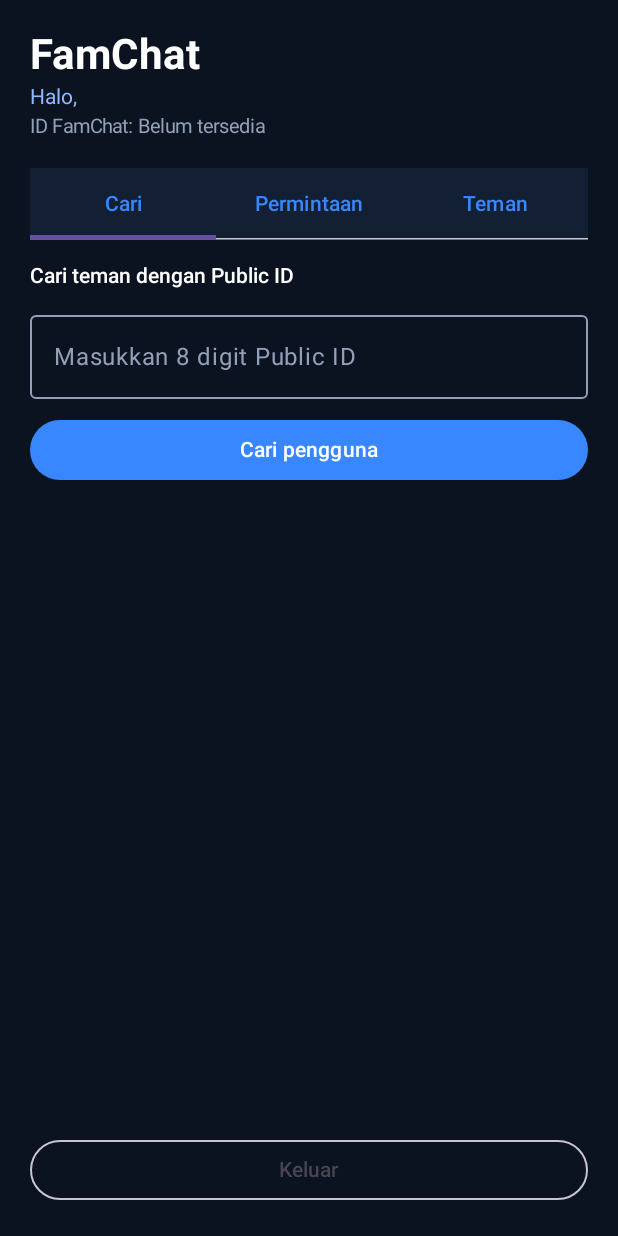
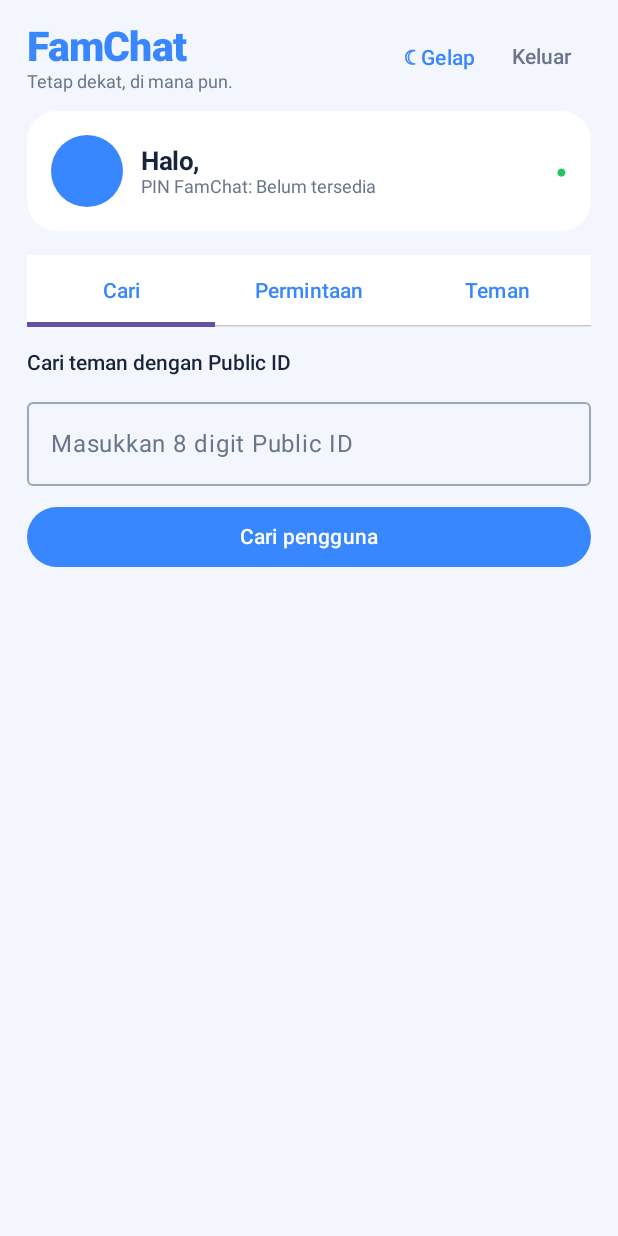
Before and after one commit to avrielbomber-arch/FamChat, an Android app built with Jetpack Compose: the composable FamChatApp shown on its own in the app's theme, on a phone screen of 412 x 824 dp. Run offline under Robolectric (Android 15) with nearby library versions, the phone set to English and light mode, and no system bars; our stand-ins replace Firebase (no records; nobody signed in at launch, a user with empty details on screens opened directly).

Commit message:
Add modern BBM-inspired home and themes
Merge the modern BBM-inspired home screen and persisted light/dark theme support.

```diff
--- a/app/src/main/java/com/famchat/app/MainActivity.kt
+++ b/app/src/main/java/com/famchat/app/MainActivity.kt
@@ -1,6 +1,7 @@
 package com.famchat.app
 
 import android.os.Bundle
+import android.content.Context
 import androidx.activity.ComponentActivity
 import androidx.activity.compose.setContent
 import androidx.compose.foundation.background
@@ -17,6 +18,8 @@ import androidx.compose.material.icons.filled.Mail
 import androidx.compose.material.icons.filled.Person
 import androidx.compose.material3.*
 import androidx.compose.runtime.*
+import androidx.compose.runtime.saveable.rememberSaveable
+import androidx.compose.ui.platform.LocalContext
 import androidx.compose.ui.Alignment
 import androidx.compose.ui.Modifier
 import androidx.compose.ui.graphics.Color
@@ -40,12 +43,20 @@ private val Muted = Color(0xFF91A0B7)
 class MainActivity : ComponentActivity() {
     override fun onCreate(savedInstanceState: Bundle?) {
         super.onCreate(savedInstanceState)
-        setContent { MaterialTheme { FamChatApp() } }
+        setContent {
+            val context = LocalContext.current
+            val prefs = remember { context.getSharedPreferences("famchat_settings", Context.MODE_PRIVATE) }
+            var isDark by rememberSaveable { mutableStateOf(prefs.getBoolean("dark_theme", true)) }
+            MaterialTheme { FamChatApp(isDark, onThemeChange = {
+                isDark = it
+                prefs.edit().putBoolean("dark_theme", it).apply()
+            }) }
+        }
     }
 }
 
 @Composable
-private fun FamChatApp() {
+private fun FamChatApp(isDark: Boolean, onThemeChange: (Boolean) -> Unit) {
     val auth = remember { FirebaseAuth.getInstance() }
     var currentUser by remember { mutableStateOf(auth.currentUser) }
     DisposableEffect(auth) {
@@ -53,7 +64,7 @@ private fun FamChatApp() {
         auth.addAuthStateListener(listener)
         onDispose { auth.removeAuthStateListener(listener) }
     }
-    if (currentUser == null) AuthScreen(auth) else HomeScreen(auth, currentUser!!.uid)
+    if (currentUser == null) AuthScreen(auth) else HomeScreen(auth, currentUser!!.uid, isDark, onThemeChange)
 }
 
 @Composable
@@ -132,7 +143,7 @@ internal data class PersonRow(val uid: String, val username: String, val publicI
 private data class RequestRow(val id: String, val fromUid: String, val username: String, val publicId: String)
 
 @Composable
-private fun HomeScreen(auth: FirebaseAuth, uid: String) {
+private fun HomeScreen(auth: FirebaseAuth, uid: String, isDark: Boolean, onThemeChange: (Boolean) -> Unit) {
     val db = remember { FirebaseFirestore.getInstance() }
     var username by remember(uid) { mutableStateOf("Memuat profil...") }
     var publicId by remember(uid) { mutableStateOf("...") }
@@ -182,23 +193,47 @@ private fun HomeScreen(auth: FirebaseAuth, uid: String) {
         refreshLists()
     }
 
+    val bg = if (isDark) Navy else Color(0xFFF3F6FC)
+    val panel = if (isDark) Panel else Color.White
+    val fg = if (isDark) Color.White else Color(0xFF17243A)
+    val muted = if (isDark) Muted else Color(0xFF68758A)
+    val accent = Blue
+
     if (selectedChat != null) {
         val person = selectedChat!!
-        ChatScreen(uid = uid, friend = person, onBack = { selectedChat = null })
-    } else Surface(Modifier.fillMaxSize(), color = Navy, contentColor = Color.White) {
-        Column(Modifier.fillMaxSize().padding(20.dp)) {
-            Text("FamChat", fontSize = 28.sp, fontWeight = FontWeight.Bold)
-            Text("Halo, $username", color = Color(0xFF8DB8FF), modifier = Modifier.padding(top = 4.dp))
-            Text("ID FamChat: $publicId", color = Muted, fontSize = 13.sp, modifier = Modifier.padding(top = 4.dp))
-            Spacer(Modifier.height(20.dp))
-            TabRow(selectedTabIndex = tab, containerColor = Panel, contentColor = Blue) {
+        ChatScreen(uid = uid, friend = person, onBack = { selectedChat = null }, isDark = isDark)
+    } else Surface(Modifier.fillMaxSize(), color = bg, contentColor = fg) {
+        Column(Modifier.fillMaxSize().padding(horizontal = 18.dp, vertical = 14.dp)) {
+            Row(Modifier.fillMaxWidth(), verticalAlignment = Alignment.CenterVertically) {
+                Column(Modifier.weight(1f)) {
+                    Text("FamChat", fontSize = 27.sp, fontWeight = FontWeight.ExtraBold, color = accent)
+                    Text("Tetap dekat, di mana pun.", color = muted, fontSize = 12.sp)
+                }
+                TextButton(onClick = { onThemeChange(!isDark) }) {
+                    Text(if (isDark) "☀ Terang" else "☾ Gelap", color = accent, fontWeight = FontWeight.SemiBold)
+                }
+                TextButton(onClick = { auth.signOut() }) { Text("Keluar", color = muted) }
+            }
+            Card(Modifier.fillMaxWidth().padding(top = 12.dp, bottom = 16.dp), colors = CardDefaults.cardColors(containerColor = panel), shape = RoundedCornerShape(20.dp)) {
+                Row(Modifier.padding(16.dp), verticalAlignment = Alignment.CenterVertically) {
+                    Surface(Modifier.size(48.dp), shape = CircleShape, color = accent) {
+                        Box(contentAlignment = Alignment.Center) { Text(username.take(1).uppercase(), color = Color.White, fontWeight = FontWeight.Bold, fontSize = 20.sp) }
+                    }
+                    Column(Modifier.weight(1f).padding(start = 12.dp)) {
+                        Text("Halo, $username", fontWeight = FontWeight.Bold, fontSize = 17.sp, color = fg)
+                        Text("PIN FamChat: $publicId", color = muted, fontSize = 12.sp)
+                    }
+                    Text("●", color = Color(0xFF22C55E), fontSize = 12.sp)
+                }
+            }
+            TabRow(selectedTabIndex = tab, containerColor = panel, contentColor = accent) {
                 listOf("Cari", "Permintaan", "Teman").forEachIndexed { index, label -> Tab(selected = tab == index, onClick = { tab = index; message = ""; refreshLists() }, text = { Text(label) }) }
             }
             Spacer(Modifier.height(16.dp))
             when (tab) {
                 0 -> {
                     Text("Cari teman dengan Public ID", fontWeight = FontWeight.SemiBold)
-                    OutlinedTextField(searchId, { searchId = it.filter(Char::isDigit).take(8); result = null }, Modifier.fillMaxWidth().padding(top = 10.dp), label = { Text("Masukkan 8 digit Public ID") }, keyboardOptions = KeyboardOptions(keyboardType = KeyboardType.Number), singleLine = true, colors = fieldColors())
+                    OutlinedTextField(searchId, { searchId = it.filter(Char::isDigit).take(8); result = null }, Modifier.fillMaxWidth().padding(top = 10.dp), label = { Text("Masukkan 8 digit Public ID") }, keyboardOptions = KeyboardOptions(keyboardType = KeyboardType.Number), singleLine = true, colors = fieldColors(isDark))
                     Button(onClick = {
                         if (searchId.length != 8) message = "Public ID harus terdiri dari 8 angka."
                         else {
@@ -215,7 +250,7 @@ private fun HomeScreen(auth: FirebaseAuth, uid: String) {
                         }
                     }, Modifier.fillMaxWidth().padding(top = 10.dp), enabled = !busy, colors = ButtonDefaults.buttonColors(containerColor = Blue)) { Text(if (busy) "Mencari..." else "Cari pengguna") }
                     result?.let { person ->
-                        Card(Modifier.fillMaxWidth().padding(top = 14.dp), colors = CardDefaults.cardColors(containerColor = Panel)) {
+                        Card(Modifier.fillMaxWidth().padding(top = 14.dp), colors = CardDefaults.cardColors(containerColor = panel)) {
                             Column(Modifier.padding(16.dp)) {
                                 Text(person.username, fontWeight = FontWeight.Bold, fontSize = 18.sp)
                                 Text("ID: ${person.publicId}", color = Muted)
@@ -288,19 +323,22 @@ private fun HomeScreen(auth: FirebaseAuth, uid: String) {
                     }
                 }
             }
-            if (message.isNotBlank()) Text(message, color = Color(0xFF9CC2FF), modifier = Modifier.padding(top = 12.dp), fontSize = 13.sp)
-            Spacer(Modifier.weight(1f))
-            OutlinedButton(onClick = { auth.signOut() }, Modifier.fillMaxWidth()) { Text("Keluar") }
+            if (message.isNotBlank()) Text(message, color = accent, modifier = Modifier.padding(top = 12.dp), fontSize = 13.sp)
+            Spacer(Modifier.height(8.dp))
         }
     }
 }
 
 @Composable
-private fun fieldColors() = OutlinedTextFieldDefaults.colors(
-    focusedTextColor = Color.White, unfocusedTextColor = Color.White,
-    focusedBorderColor = Blue, unfocusedBorderColor = Muted,
-    focusedLabelColor = Color(0xFF8DB8FF), unfocusedLabelColor = Muted,
-    cursorColor = Blue, focusedLeadingIconColor = Blue, unfocusedLeadingIconColor = Muted
+private fun fieldColors(isDark: Boolean = true) = OutlinedTextFieldDefaults.colors(
+    focusedTextColor = if (isDark) Color.White else Color(0xFF17243A),
+    unfocusedTextColor = if (isDark) Color.White else Color(0xFF17243A),
+    focusedBorderColor = Blue,
+    unfocusedBorderColor = if (isDark) Muted else Color(0xFF9AA8BC),
+    focusedLabelColor = Color(0xFF8DB8FF),
+    unfocusedLabelColor = if (isDark) Muted else Color(0xFF68758A),
+    cursorColor = Blue, focusedLeadingIconColor = Blue,
+    unfocusedLeadingIconColor = if (isDark) Muted else Color(0xFF68758A)
 )
 
 private fun generatePublicId(): String = (10000000 + Random.nextInt(90000000)).toString()
```
Also changed, not shown: app/src/main/java/com/famchat/app/ChatScreen.kt (+14 -10 lines), 1 other file.
